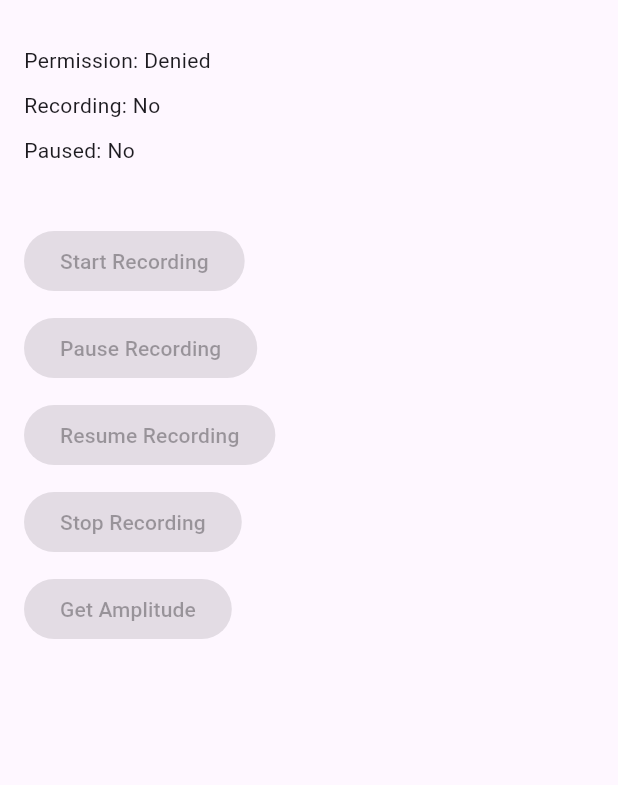
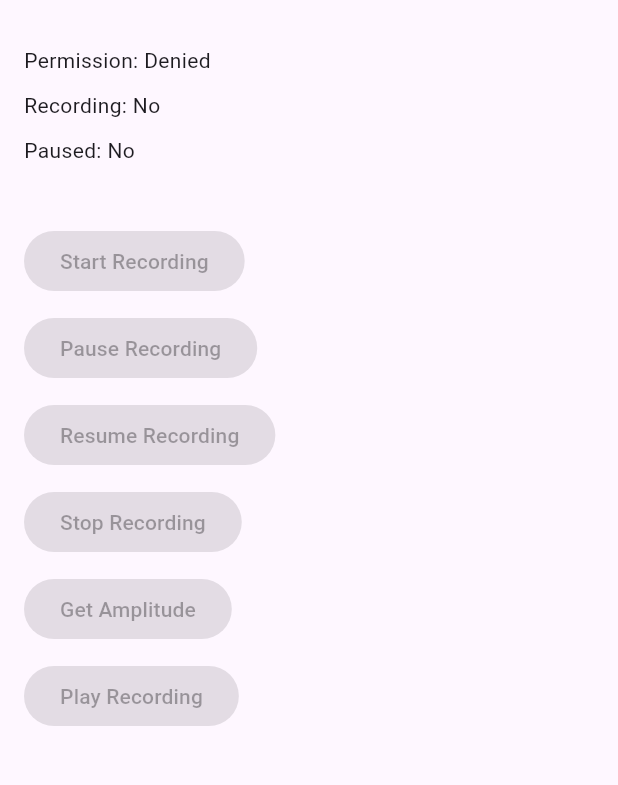
Before and after one commit to flappygod/flutter_record_sound, a Flutter app: the screen it shows after launch, on a phone screen of 412 x 824 dp, the part 63-848 px from its top. Run offline on Flutter 3.47's test engine with Material 3 defaults, Android fonts, the phone set to English and light mode, and no system bars; our stand-ins replace audioplayers, plugin_platform_interface, web; missing offline and left inert: dart:html, dart:js_interop, dart:js_util.

```diff
--- a/example/lib/main.dart
+++ b/example/lib/main.dart
@@ -2,6 +2,7 @@ import 'package:flutter/material.dart';
 import 'package:flutter_record_sound/flutter_record_sound.dart';
 import 'package:flutter_record_sound/flutter_record_sound_method_channel.dart';
 import 'package:flutter_record_sound/types/types.dart';
+import 'package:audioplayers/audioplayers.dart';
 
 void main() {
   runApp(const MyApp());
@@ -31,6 +32,7 @@ class RecordSoundTestPage extends StatefulWidget {
 
 class _RecordSoundTestPageState extends State<RecordSoundTestPage> {
   final FlutterRecordSound _recordSound = FlutterRecordSound();
+  final AudioPlayer _audioPlayer = AudioPlayer(); // Create an instance of AudioPlayer
 
   bool _hasPermission = false;
   bool _isRecording = false;
@@ -109,6 +111,18 @@ class _RecordSoundTestPageState extends State<RecordSoundTestPage> {
     }
   }
 
+  Future<void> _playRecording() async {
+    if (_recordedFilePath != null) {
+      try {
+        await _audioPlayer.play(_recordedFilePath!, isLocal: true);
+      } catch (e) {
+        _showError(e.toString());
+      }
+    } else {
+      _showError('No recorded file to play.');
+    }
+  }
+
   void _showError(String message) {
     ScaffoldMessenger.of(context).showSnackBar(
       SnackBar(content: Text('Error: $message')),
@@ -162,6 +176,11 @@ class _RecordSoundTestPageState extends State<RecordSoundTestPage> {
               onPressed: _isRecording ? _getAmplitude : null,
               child: const Text('Get Amplitude'),
             ),
+            const SizedBox(height: 10),
+            ElevatedButton(
+              onPressed: _recordedFilePath != null ? _playRecording : null,
+              child: const Text('Play Recording'),
+            ),
           ],
         ),
       ),
--- a/example/pubspec.yaml
+++ b/example/pubspec.yaml
@@ -28,6 +28,7 @@ dependencies:
   # The following adds the Cupertino Icons font to your application.
   # Use with the CupertinoIcons class for iOS style icons.
   cupertino_icons: ^1.0.8
+  audioplayers: ^0.20.1
 
 dev_dependencies:
   integration_test:
--- a/lib/flutter_record_sound_web.dart
+++ b/lib/flutter_record_sound_web.dart
@@ -204,7 +204,6 @@ class FlutterRecordSoundPluginWeb extends FlutterRecordSoundPlatform {
     final String audioUrl = Url.createObjectUrl(audioBlob);
 
     //清理资源
-    Url.revokeObjectUrl(audioUrl);
     _resetMediaRecorder();
 
     //返回音频 URL
```
Also changed, not shown: example/pubspec.lock.
